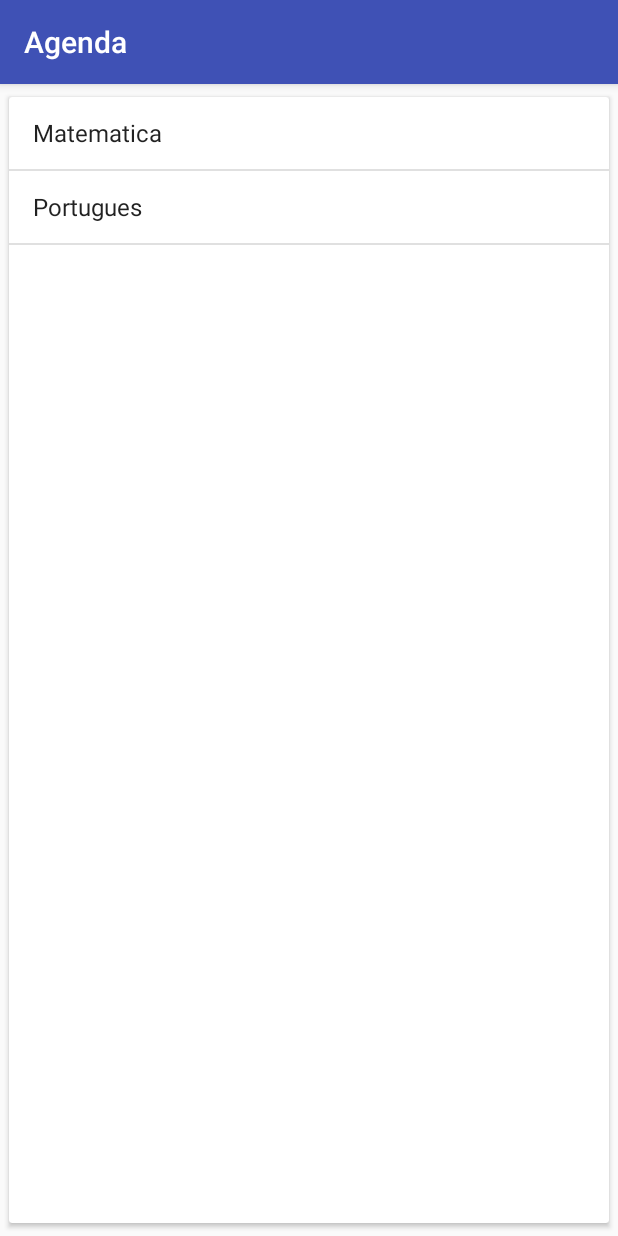
After one commit to NailsonFerreira/agenda-android-studio, an Android app: the ListaProvasFragment screen opened directly, with no data from a screen before it, on a phone screen of 412 x 824 dp. The commit adds this screen. Run offline under Robolectric (Android 15) with nearby library versions, the phone set to English and light mode, and no system bars.

Commit message:
Usando Fragment mod3 2x4

```diff
--- a/app/src/main/AndroidManifest.xml
+++ b/app/src/main/AndroidManifest.xml
@@ -39,7 +39,8 @@
         </provider>
 
         <activity android:name=".ProvasActivity" />
-        <activity android:name=".DetalhesProvaActivity"></activity>
+        <activity android:name=".DetalhesProvaActivity" />
+        <activity android:name=".ProvasTabletActivity"></activity>
     </application>
 
 </manifest>
--- /dev/null
+++ b/app/src/main/java/br/com/alura/agenda/ListaProvasFragment.java
@@ -0,0 +1,56 @@
+package br.com.alura.agenda;
+
+import android.content.Intent;
+import android.os.Bundle;
+import android.support.annotation.NonNull;
+import android.support.annotation.Nullable;
+import android.support.v4.app.Fragment;
+import android.view.LayoutInflater;
+import android.view.View;
+import android.view.ViewGroup;
+import android.widget.AdapterView;
+import android.widget.ArrayAdapter;
+import android.widget.ListView;
+import android.widget.Toast;
+
+import java.util.Arrays;
+import java.util.List;
+
+import br.com.alura.agenda.modelo.Prova;
+
+public class ListaProvasFragment extends Fragment{
+
+
+    @Nullable
+    @Override
+    public View onCreateView(@NonNull LayoutInflater inflater, @Nullable ViewGroup container, @Nullable Bundle savedInstanceState) {
+        View view = inflater.inflate(R.layout.fragment_lista_provas, container,false);
+
+        List<String> topicosPort = Arrays.asList("Adverbio", "Sujeito", "Figuras de Linguagem");
+        Prova provaPortugues = new Prova("Portugues", "20/04/19", topicosPort);
+
+        List<String> topicosMat = Arrays.asList("Equação 1", "Algebra booleana", "Algebra linear");
+        Prova provaMatematica = new Prova("Matematica", "22/04/19", topicosMat);
+
+        List<Prova> provas = Arrays.asList(provaMatematica, provaPortugues);
+
+        ArrayAdapter<Prova> adapter = new ArrayAdapter<>(getContext(), android.R.layout.simple_list_item_1, provas);
+
+        ListView lista = (ListView) view.findViewById(R.id.provas_lista);
+        lista.setAdapter(adapter);
+
+        lista.setOnItemClickListener(new AdapterView.OnItemClickListener() {
+            @Override
+            public void onItemClick(AdapterView<?> parent, View view, int position, long id) {
+                Prova prova = (Prova) parent.getItemAtPosition(position);
+                Toast.makeText(getContext(), "Clicou na prova de "+ prova, Toast.LENGTH_SHORT).show();
+                Intent vaiParaDetalhes = new Intent(getContext(), DetalhesProvaActivity.class); //Instancia a activity DetalhesProvaActivity
+                vaiParaDetalhes.putExtra("prova", prova);
+                startActivity(vaiParaDetalhes); // Inicia a activity e vai para tela DetalhesProvaActivity
+
+            }
+        });
+
+        return view;
+    }
+}
--- a/app/src/main/java/br/com/alura/agenda/ProvasActivity.java
+++ b/app/src/main/java/br/com/alura/agenda/ProvasActivity.java
@@ -1,6 +1,8 @@
 package br.com.alura.agenda;
 
 import android.content.Intent;
+import android.support.v4.app.FragmentManager;
+import android.support.v4.app.FragmentTransaction;
 import android.support.v7.app.AppCompatActivity;
 import android.os.Bundle;
 import android.view.View;
@@ -21,30 +23,10 @@ public class ProvasActivity extends AppCompatActivity {
         super.onCreate(savedInstanceState);
         setContentView(R.layout.activity_provas);
 
-        List<String> topPortugues = Arrays.asList("Adverbio", "Sujeito", "Figuras de Linguagem");
-        Prova provaPortugues = new Prova("Portugues", "20/04/19", topPortugues);
-
-        List<String> topMatematica = Arrays.asList("Equação 1", "Algebra booleana", "Algebra linear");
-        Prova provaMatematica = new Prova("Matematica", "22/04/19", topMatematica);
-
-        List<Prova> provas = Arrays.asList(provaMatematica, provaPortugues);
-
-        ArrayAdapter<Prova> adapter = new ArrayAdapter<>(this, android.R.layout.simple_list_item_1, provas);
-
-        ListView lista = (ListView) findViewById(R.id.provas_lista);
-        lista.setAdapter(adapter);
-
-        lista.setOnItemClickListener(new AdapterView.OnItemClickListener() {
-            @Override
-            public void onItemClick(AdapterView<?> parent, View view, int position, long id) {
-                Prova prova = (Prova) parent.getItemAtPosition(position);
-                Toast.makeText(ProvasActivity.this, "Clicou na prova de "+ prova, Toast.LENGTH_SHORT).show();
-                Intent vaiParaDetalhes = new Intent(ProvasActivity.this, DetalhesProvaActivity.class); //Instancia a activity DetalhesProvaActivity
-                vaiParaDetalhes.putExtra("prova", prova);
-                startActivity(vaiParaDetalhes); // Inicia a activity e vai para tela DetalhesProvaActivity
-
-            }
-        });
+        FragmentManager fragmentManager = getSupportFragmentManager();
+        FragmentTransaction tx = fragmentManager.beginTransaction();
+        tx.replace(R.id.frame_principal, new ListaProvasFragment());
+        tx.commit();
 
     }
 }
--- a/app/src/main/res/layout/activity_detalhes_prova.xml
+++ b/app/src/main/res/layout/activity_detalhes_prova.xml
@@ -4,8 +4,8 @@
     android:layout_width="match_parent"
     android:layout_height="match_parent"
     xmlns:app="http://schemas.android.com/apk/res-auto"
-    app:cardCornerRadius="8dp"
-    app:cardElevation="10dp"
+    app:cardCornerRadius="6dp"
+    app:cardElevation="5dp"
     app:cardUseCompatPadding="true">
 
     <LinearLayout
--- a/app/src/main/res/layout/activity_provas.xml
+++ b/app/src/main/res/layout/activity_provas.xml
@@ -1,16 +1,8 @@
 <?xml version="1.0" encoding="utf-8"?>
-<android.support.v7.widget.CardView xmlns:android="http://schemas.android.com/apk/res/android"
-    xmlns:tools="http://schemas.android.com/tools"
+<FrameLayout xmlns:android="http://schemas.android.com/apk/res/android"
     android:layout_width="match_parent"
     android:layout_height="match_parent"
-    xmlns:app="http://schemas.android.com/apk/res-auto"
-    tools:context=".ProvasActivity"
-    app:cardMaxElevation="5dp"
-    app:cardUseCompatPadding="true">
+    android:id="@+id/frame_principal"
+   >
 
-    <ListView
-        android:layout_width="match_parent"
-        android:layout_height="match_parent"
-        android:id="@+id/provas_lista"/>
-
-</android.support.v7.widget.CardView>
+</FrameLayout>
--- /dev/null
+++ b/app/src/main/res/layout/fragment_lista_provas.xml
@@ -0,0 +1,16 @@
+<?xml version="1.0" encoding="utf-8"?>
+<android.support.v7.widget.CardView xmlns:android="http://schemas.android.com/apk/res/android"
+    xmlns:tools="http://schemas.android.com/tools"
+    android:layout_width="match_parent"
+    android:layout_height="match_parent"
+    xmlns:app="http://schemas.android.com/apk/res-auto"
+    tools:context=".ProvasActivity"
+    app:cardMaxElevation="5dp"
+    app:cardUseCompatPadding="true">
+
+    <ListView
+        android:layout_width="match_parent"
+        android:layout_height="match_parent"
+        android:id="@+id/provas_lista"/>
+
+</android.support.v7.widget.CardView>
```
Also changed, not shown: app/src/main/java/br/com/alura/agenda/ProvasTabletActivity.java (added, +13 -0 lines), app/src/main/res/layout/activity_provas_tablet.xml (added, +19 -0 lines).
